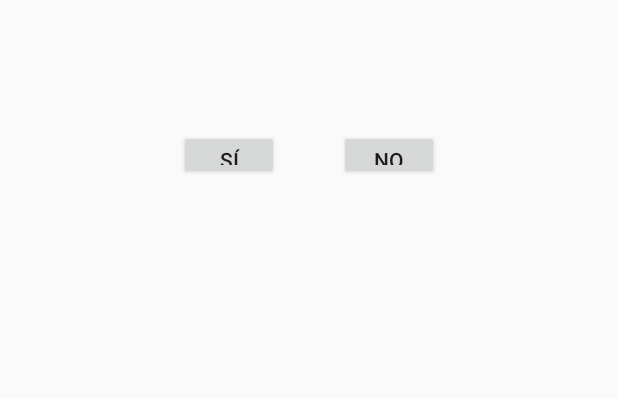
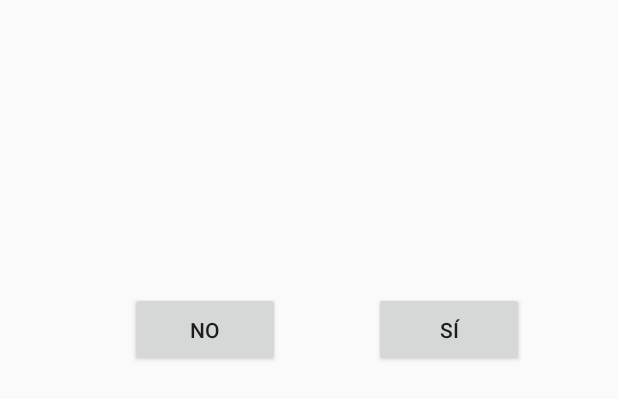
Before and after one commit to maurisan74/DeboInventario, an Android app: the layout z_dialogpersocomplex_sino.xml on its own in the app's theme, with its tools: preview values and no code run, on a phone screen of 412 x 824 dp. Shown: the top 399 px of the screen. Run offline under Robolectric (Android 15) with nearby library versions, the phone set to English and light mode, and no system bars.

Commit message:
15022020  1600

```diff
--- a/app/build.gradle
+++ b/app/build.gradle
@@ -9,11 +9,15 @@ android {
     buildToolsVersion "29.0.3"
     defaultConfig {
         applicationId "com.focasoftware.deboinventario"
-        minSdkVersion 26
+        minSdkVersion 24
         targetSdkVersion 29
         versionCode 1
         versionName "1.0"
         testInstrumentationRunner "androidx.test.runner.AndroidJUnitRunner"
+    }
+    compileOptions {
+        sourceCompatibility JavaVersion.VERSION_1_8
+        targetCompatibility JavaVersion.VERSION_1_8
     }
     buildTypes {
         release {
--- a/app/src/main/res/layout/z_dialogpersocomplex_sino.xml
+++ b/app/src/main/res/layout/z_dialogpersocomplex_sino.xml
@@ -1,63 +1,55 @@
 <?xml version="1.0" encoding="utf-8"?>
-<LinearLayout xmlns:android="http://schemas.android.com/apk/res/android"
+<androidx.constraintlayout.widget.ConstraintLayout
+	xmlns:android="http://schemas.android.com/apk/res/android"
+	xmlns:app="http://schemas.android.com/apk/res-auto"
+	xmlns:tools="http://schemas.android.com/tools"
 	android:id="@+id/DIALOG_main1"
 	android:orientation="vertical"
 	android:layout_width="match_parent"
 	android:layout_height="match_parent"
-	android:padding="5px">
+	android:padding="5dp">
 
-    <LinearLayout
-    	android:orientation="horizontal"
-        android:layout_width="wrap_content"
-        android:layout_height="wrap_content"
-        android:padding="10px"
-        android:gravity="center_vertical">
 
-	    <ImageView android:id="@+id/DIALOG_imagen"
-	    	android:layout_width="100px"
-	        android:layout_height="100px"
-	        android:padding="10px"
-	        android:scaleType="fitCenter"
-	        android:layout_marginRight="10px" />
+	<Button
+		android:id="@+id/DIALOG_boton_validar"
+		android:layout_width="100dp"
+		android:layout_height="50dp"
+		android:layout_marginStart="244dp"
+		android:layout_marginTop="60dp"
+		android:text="Sí"
+		android:textSize="@dimen/talla_texto_medioGrande"
+		app:layout_constraintStart_toStartOf="parent"
+		app:layout_constraintTop_toBottomOf="@+id/DIALOG_texto" />
 
-	    <LinearLayout
-	        android:layout_width="300px"
-	        android:layout_height="wrap_content"
-	        android:orientation="vertical"
-	        android:gravity="center_horizontal" >
+	<ImageView
+		android:id="@+id/DIALOG_imagen"
+		android:layout_width="100dp"
+		android:layout_height="100dp"
+		android:contentDescription="TODO"
+		android:padding="10dp"
+		android:scaleType="fitCenter"
+		app:layout_constraintStart_toStartOf="parent"
+		app:layout_constraintTop_toTopOf="parent" />
 
-	        <TextView android:id="@+id/DIALOG_texto"
-	            android:layout_width="match_parent"
-	            android:layout_height="fill_parent"
-	            android:textColor="@color/white"
-	            android:textSize="@dimen/talla_texto_medio" />
+	<Button
+		android:id="@+id/DIALOG_boton_cancelar"
+		android:layout_width="100dp"
+		android:layout_height="50dp"
+		android:layout_marginTop="60dp"
+		android:layout_marginEnd="220dp"
+		android:text="No"
+		android:textSize="@dimen/talla_texto_medioGrande"
+		app:layout_constraintEnd_toEndOf="parent"
+		app:layout_constraintTop_toBottomOf="@+id/DIALOG_texto" />
 
-	    </LinearLayout>
+	<TextView
+		android:id="@+id/DIALOG_texto"
+		android:layout_width="300dp"
+		android:layout_height="129dp"
+		android:layout_weight="1"
+		app:layout_constraintEnd_toEndOf="parent"
+		app:layout_constraintHorizontal_bias="0.157"
+		app:layout_constraintStart_toEndOf="@+id/DIALOG_imagen"
+		app:layout_constraintTop_toTopOf="parent" />
 
-   </LinearLayout>
-
-   <LinearLayout
-	   android:id="@+id/DIALOG_main"
-   	   android:orientation="horizontal"
-   	   android:layout_width="wrap_content"
-       android:layout_height="match_parent"
-       android:padding="5px"
-       android:layout_gravity="center_horizontal">
-
-       <Button android:id="@+id/DIALOG_boton_validar"
-           android:layout_width="100px"
-           android:layout_height="50px"
-           android:layout_marginRight="30px"
-           android:text="Sí"
-           android:textSize="@dimen/talla_texto_medioGrande"/>
-
-       <Button android:id="@+id/DIALOG_boton_cancelar"
-           android:layout_width="100px"
-           android:layout_height="50px"
-           android:layout_marginLeft="30px"
-           android:text="No"
-           android:textSize="@dimen/talla_texto_medioGrande"/>
-
-   </LinearLayout>
-
-</LinearLayout>
+</androidx.constraintlayout.widget.ConstraintLayout>
```
Also changed, not shown: app/src/main/AndroidManifest.xml (+12 -5 lines), app/src/main/java/com/focasoftware/deboinventario/DeboInventario.java (+8 -10 lines), app/src/main/res/values/dimens.xml (+10 -10 lines).
